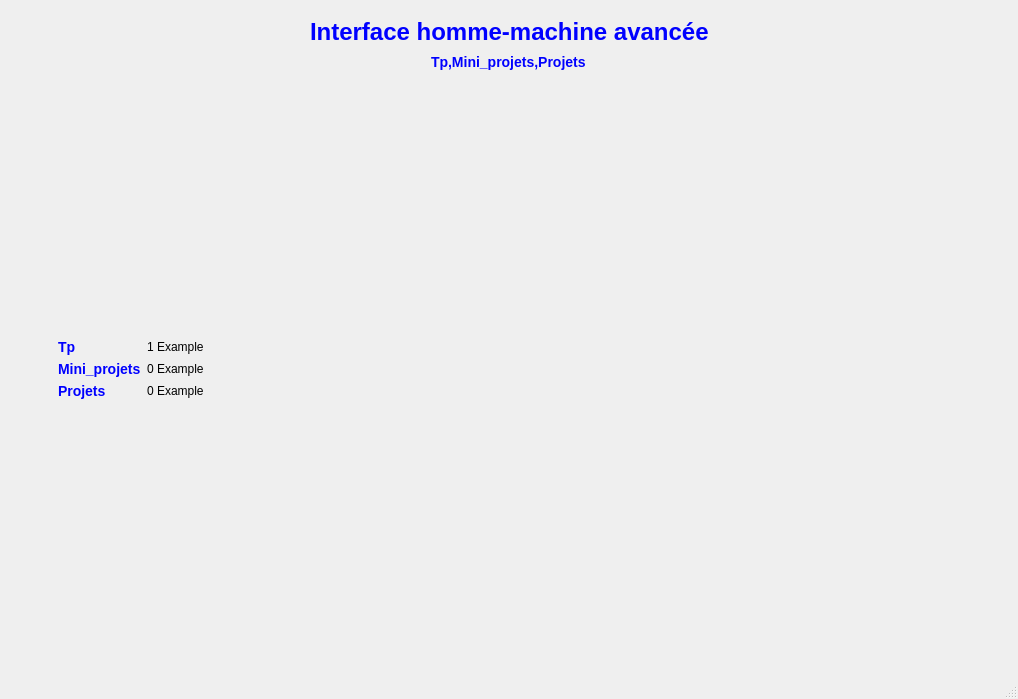
Above: mainwindow.ui from ab3masta/IHMA before the change. Below: the same form after it.
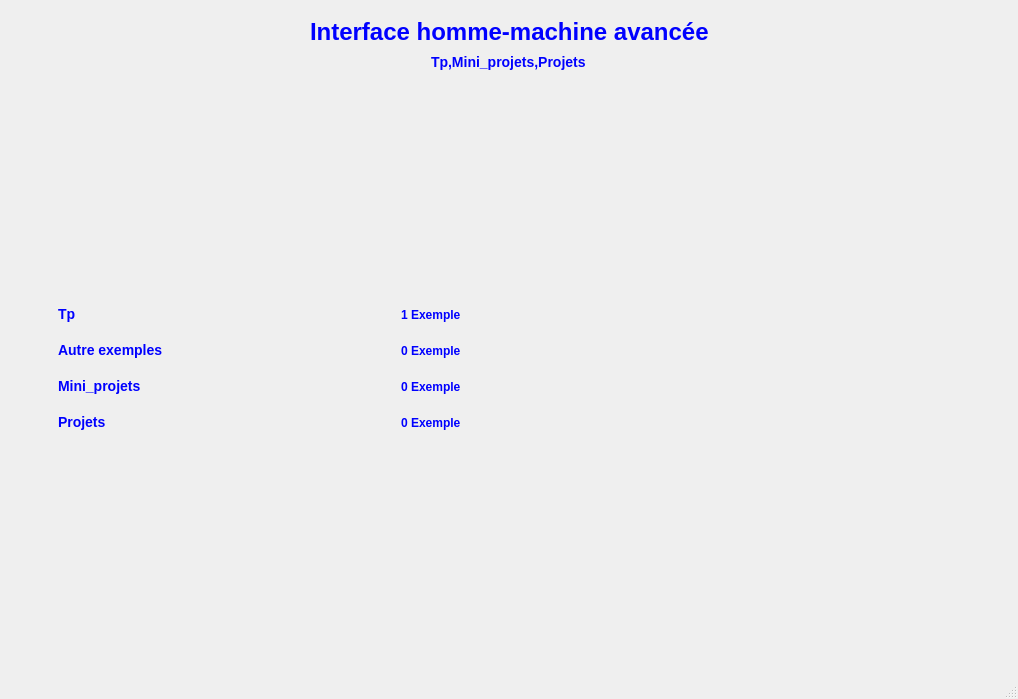
That is the form after the change. The open tabs and pages were chosen to show the change. Custom widgets are drawn as their Qt base class.

Commit message: other exemple page added

```diff
--- a/mainwindow.ui
+++ b/mainwindow.ui
@@ -157,15 +157,48 @@
             </item>
             <item row="0" column="1">
              <layout class="QHBoxLayout" name="horizontalLayout_2">
+              <item>
+               <spacer name="horizontalSpacer_12">
+                <property name="orientation">
+                 <enum>Qt::Horizontal</enum>
+                </property>
+                <property name="sizeHint" stdset="0">
+                 <size>
+                  <width>40</width>
+                  <height>20</height>
+                 </size>
+                </property>
+               </spacer>
+              </item>
               <item>
                <widget class="QLabel" name="label_6">
                 <property name="text">
-                 <string>1 Example</string>
+                 <string>&lt;h4&gt;&lt;b&gt;&lt;font color=blue
+&gt;1 Exemple&lt;/font&gt;&lt;/b&gt;&lt;/h4&gt;</string>
                 </property>
                </widget>
               </item>
+              <item>
+               <spacer name="horizontalSpacer_11">
+                <property name="orientation">
+                 <enum>Qt::Horizontal</enum>
+                </property>
+                <property name="sizeHint" stdset="0">
+                 <size>
+                  <width>40</width>
+                  <height>20</height>
+                 </size>
+                </property>
+               </spacer>
+              </item>
               <item>
                <widget class="Labels" name="view_image">
+                <property name="minimumSize">
+                 <size>
+                  <width>30</width>
+                  <height>30</height>
+                 </size>
+                </property>
                 <property name="cursor">
                  <cursorShape>PointingHandCursor</cursorShape>
                 </property>
@@ -177,9 +210,22 @@
                 </property>
                </widget>
               </item>
+              <item>
+               <spacer name="horizontalSpacer_10">
+                <property name="orientation">
+                 <enum>Qt::Horizontal</enum>
+                </property>
+                <property name="sizeHint" stdset="0">
+                 <size>
+                  <width>40</width>
+                  <height>20</height>
+                 </size>
+                </property>
+               </spacer>
+              </item>
              </layout>
             </item>
-            <item row="1" column="0">
+            <item row="2" column="0">
              <widget class="QLabel" name="label_4">
               <property name="text">
                <string>&lt;h3&gt;&lt;b&gt;&lt;font color=blue
@@ -187,17 +233,50 @@
               </property>
              </widget>
             </item>
-            <item row="1" column="1">
+            <item row="2" column="1">
              <layout class="QHBoxLayout" name="horizontalLayout_3">
+              <item>
+               <spacer name="horizontalSpacer_9">
+                <property name="orientation">
+                 <enum>Qt::Horizontal</enum>
+                </property>
+                <property name="sizeHint" stdset="0">
+                 <size>
+                  <width>40</width>
+                  <height>20</height>
+                 </size>
+                </property>
+               </spacer>
+              </item>
               <item>
                <widget class="QLabel" name="label_7">
                 <property name="text">
-                 <string>0 Example</string>
+                 <string>&lt;h4&gt;&lt;b&gt;&lt;font color=blue
+&gt;0 Exemple&lt;/font&gt;&lt;/b&gt;&lt;/h4&gt;</string>
                 </property>
                </widget>
               </item>
+              <item>
+               <spacer name="horizontalSpacer_7">
+                <property name="orientation">
+                 <enum>Qt::Horizontal</enum>
+                </property>
+                <property name="sizeHint" stdset="0">
+                 <size>
+                  <width>40</width>
+                  <height>20</height>
+                 </size>
+                </property>
+               </spacer>
+              </item>
               <item>
                <widget class="Labels" name="view_image_2">
+                <property name="minimumSize">
+                 <size>
+                  <width>30</width>
+                  <height>30</height>
+                 </size>
+                </property>
                 <property name="cursor">
                  <cursorShape>PointingHandCursor</cursorShape>
                 </property>
@@ -206,9 +285,22 @@
                 </property>
                </widget>
               </item>
+              <item>
+               <spacer name="horizontalSpacer_8">
+                <property name="orientation">
+                 <enum>Qt::Horizontal</enum>
+                </property>
+                <property name="sizeHint" stdset="0">
+                 <size>
+                  <width>40</width>
+                  <height>20</height>
+                 </size>
+                </property>
+               </spacer>
+              </item>
              </layout>
             </item>
-            <item row="2" column="0">
+            <item row="3" column="0">
              <widget class="QLabel" name="label_5">
               <property name="text">
                <string>&lt;h3&gt;&lt;b&gt;&lt;font color=blue
@@ -216,17 +308,50 @@
               </property>
              </widget>
             </item>
-            <item row="2" column="1">
+            <item row="3" column="1">
              <layout class="QHBoxLayout" name="horizontalLayout_4">
+              <item>
+               <spacer name="horizontalSpacer_15">
+                <property name="orientation">
+                 <enum>Qt::Horizontal</enum>
+                </property>
+                <property name="sizeHint" stdset="0">
+                 <size>
+                  <width>40</width>
+                  <height>20</height>
+                 </size>
+                </property>
+               </spacer>
+              </item>
               <item>
                <widget class="QLabel" name="label_8">
                 <property name="text">
-                 <string>0 Example</string>
+                 <string>&lt;h4&gt;&lt;b&gt;&lt;font color=blue
+&gt;0 Exemple&lt;/font&gt;&lt;/b&gt;&lt;/h4&gt;</string>
                 </property>
                </widget>
               </item>
+              <item>
+               <spacer name="horizontalSpacer_14">
+                <property name="orientation">
+                 <enum>Qt::Horizontal</enum>
+                </property>
+                <property name="sizeHint" stdset="0">
+                 <size>
+                  <width>40</width>
+                  <height>20</height>
+                 </size>
+                </property>
+               </spacer>
+              </item>
               <item>
                <widget class="Labels" name="view_image_3">
+                <property name="minimumSize">
+                 <size>
+                  <width>30</width>
+                  <height>30</height>
+                 </size>
+                </property>
                 <property name="cursor">
                  <cursorShape>PointingHandCursor</cursorShape>
                 </property>
@@ -234,6 +359,94 @@
                  <string/>
                 </property>
                </widget>
+              </item>
+              <item>
+               <spacer name="horizontalSpacer_13">
+                <property name="orientation">
+                 <enum>Qt::Horizontal</enum>
+                </property>
+                <property name="sizeHint" stdset="0">
+                 <size>
+                  <width>40</width>
+                  <height>20</height>
+                 </size>
+                </property>
+               </spacer>
+              </item>
+             </layout>
+            </item>
+            <item row="1" column="0">
+             <widget class="QLabel" name="label_11">
+              <property name="text">
+               <string>&lt;h3&gt;&lt;b&gt;&lt;font color=blue
+&gt;Autre exemples&lt;/font&gt;&lt;/b&gt;&lt;/h3&gt;</string>
+              </property>
+             </widget>
+            </item>
+            <item row="1" column="1">
+             <layout class="QHBoxLayout" name="horizontalLayout_8">
+              <item>
+               <spacer name="horizontalSpacer_18">
+                <property name="orientation">
+                 <enum>Qt::Horizontal</enum>
+                </property>
+                <property name="sizeHint" stdset="0">
+                 <size>
+                  <width>40</width>
+                  <height>20</height>
+                 </size>
+                </property>
+               </spacer>
+              </item>
+              <item>
+               <widget class="QLabel" name="label_12">
+                <property name="text">
+                 <string>&lt;h4&gt;&lt;b&gt;&lt;font color=blue
+&gt;0 Exemple&lt;/font&gt;&lt;/b&gt;&lt;/h4&gt;</string>
+                </property>
+               </widget>
+              </item>
+              <item>
+               <spacer name="horizontalSpacer_17">
+                <property name="orientation">
+                 <enum>Qt::Horizontal</enum>
+                </property>
+                <property name="sizeHint" stdset="0">
+                 <size>
+                  <width>40</width>
+                  <height>20</height>
+                 </size>
+                </property>
+               </spacer>
+              </item>
+              <item>
+               <widget class="Labels" name="view_image_4">
+                <property name="minimumSize">
+                 <size>
+                  <width>30</width>
+                  <height>30</height>
+                 </size>
+                </property>
+                <property name="cursor">
+                 <cursorShape>PointingHandCursor</cursorShape>
+                </property>
+                <property name="text">
+                 <string/>
+                </property>
+               </widget>
+              </item>
+              <item>
+               <spacer name="horizontalSpacer_16">
+                <property name="orientation">
+                 <enum>Qt::Horizontal</enum>
+                </property>
+                <property name="sizeHint" stdset="0">
+                 <size>
+                  <width>40</width>
+                  <height>20</height>
+                 </size>
+                </property>
+               </spacer>
               </item>
              </layout>
             </item>
```
Left out of the diff: 30 changed lines with no effect on the pictures. The commit also changes 3 other files.
